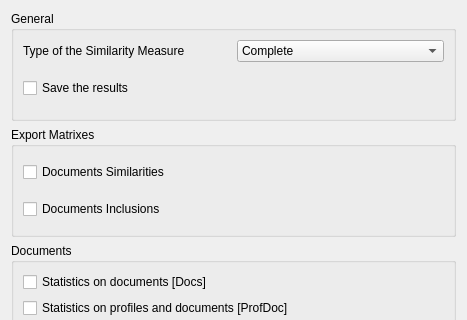
This is statsims/frontend/kde/config.ui in pfrancq/galilei as Qt 5 draws it before an edit; both pictures show x 0 to 467 and y 0 to 320 of the 467 by 486 pixel window. The edited form follows.
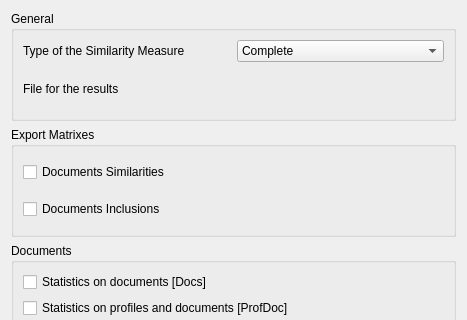
This is the edited form. Custom widgets are drawn as their Qt base class.

Commit message: - Adapt to the new structure of 'GTool'. - The results is now only saved in a file.

```diff
--- a/statsims/frontend/kde/config.ui
+++ b/statsims/frontend/kde/config.ui
@@ -48,12 +48,9 @@
       <item>
        <layout class="QHBoxLayout">
         <item>
-         <widget class="QCheckBox" name="SaveResults">
-          <property name="toolTip">
-           <string>Should the results be saved in a file [SaveResults].</string>
-          </property>
+         <widget class="QLabel" name="label_2">
           <property name="text">
-           <string>Save the results</string>
+           <string>File for the results</string>
           </property>
          </widget>
         </item>
```
Left out of the diff: 16 changed lines with no effect on the pictures. The commit also changes 6 other files.
